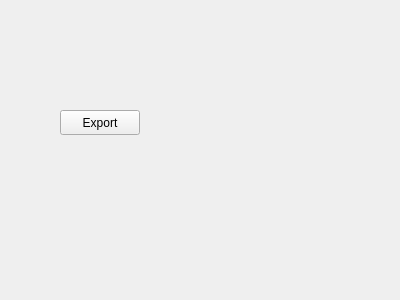
The window that CDAA-R/IHM/ui_savegestioncontact.ui (samlach2222/ProjetCDAA-R) describes before a commit, drawn with Qt 5.
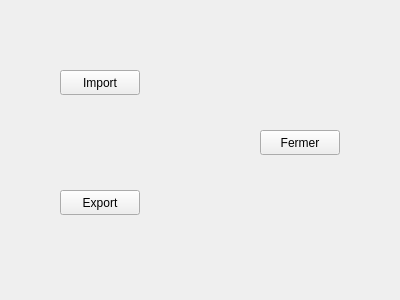
The same window after the commit.

Commit message:
SGC ajout des boutons Import et Fermer
L'import n'est pas encore implémenté

Diff of the .ui file:
```diff
--- a/CDAA-R/IHM/ui_savegestioncontact.ui
+++ b/CDAA-R/IHM/ui_savegestioncontact.ui
@@ -17,7 +17,7 @@
    <property name="geometry">
     <rect>
      <x>60</x>
-     <y>110</y>
+     <y>190</y>
      <width>80</width>
      <height>25</height>
     </rect>
@@ -26,6 +26,32 @@
     <string>Export</string>
    </property>
   </widget>
+  <widget class="QPushButton" name="pushButton_2">
+   <property name="geometry">
+    <rect>
+     <x>60</x>
+     <y>70</y>
+     <width>80</width>
+     <height>25</height>
+    </rect>
+   </property>
+   <property name="text">
+    <string>Import</string>
+   </property>
+  </widget>
+  <widget class="QPushButton" name="pushButton_3">
+   <property name="geometry">
+    <rect>
+     <x>260</x>
+     <y>130</y>
+     <width>80</width>
+     <height>25</height>
+    </rect>
+   </property>
+   <property name="text">
+    <string>Fermer</string>
+   </property>
+  </widget>
  </widget>
  <resources/>
  <connections>
```
Left out of the diff: 40 changed lines with no effect on the pictures.
